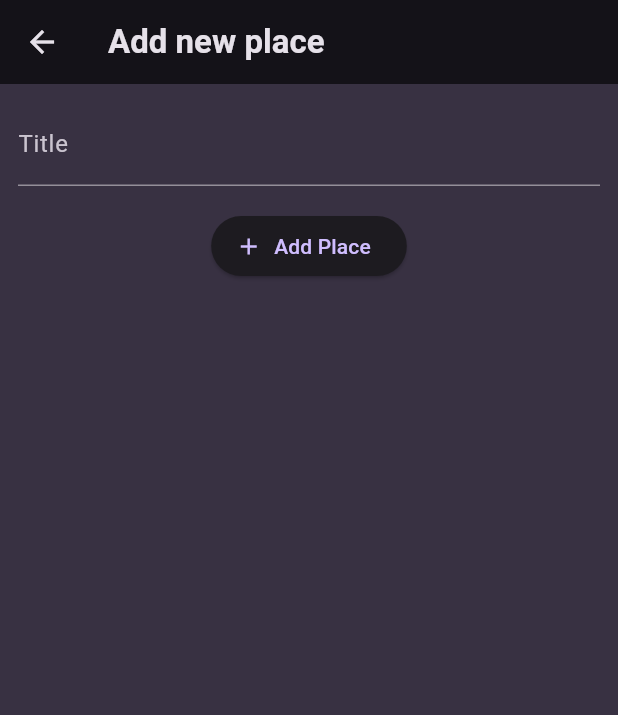
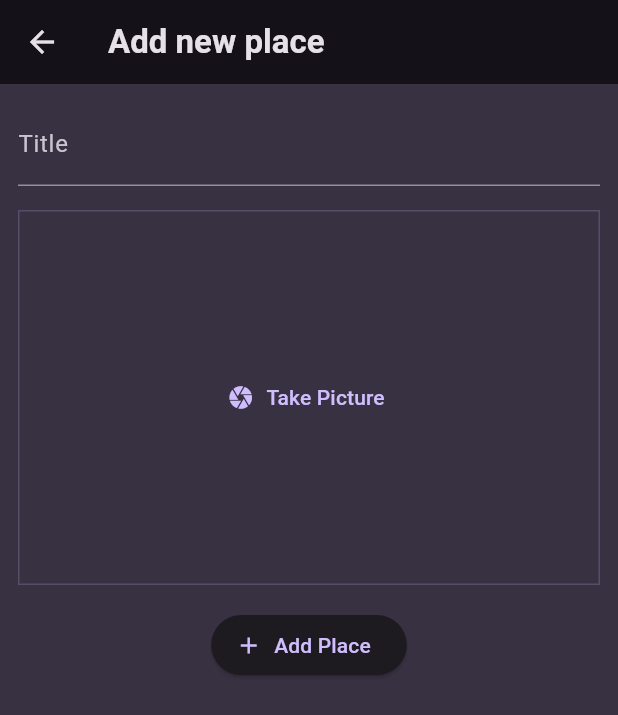
Before and after one commit to AnicetFantomas/FavPlaces, a Flutter app: the NewPlace screen opened directly, on a phone screen of 412 x 824 dp. Shown: the top 715 px of the screen. Run offline on Flutter 3.47's test engine with Material 3 defaults, Android fonts, the phone set to English and light mode, and no system bars; our stand-ins replace flutter_riverpod, google_fonts.

Commit message:
Add image input

```diff
--- a/lib/screens/add_place.dart
+++ b/lib/screens/add_place.dart
@@ -1,4 +1,5 @@
 import 'package:favorite_places/providers/user_places.dart';
+import 'package:favorite_places/widgets/image_input.dart';
 import 'package:flutter/material.dart';
 import 'package:flutter_riverpod/flutter_riverpod.dart';
 
@@ -12,9 +13,9 @@ class NewPlace extends ConsumerStatefulWidget {
 class _NewPlaceState extends ConsumerState<NewPlace> {
   final _titleController = TextEditingController();
 
-  void _savePlace () {
+  void _savePlace() {
     final enteredText = _titleController.text;
-    if (enteredText.isEmpty ) {
+    if (enteredText.isEmpty) {
       return;
     }
 
@@ -40,8 +41,13 @@ class _NewPlaceState extends ConsumerState<NewPlace> {
             TextField(
               decoration: const InputDecoration(labelText: 'Title'),
               controller: _titleController,
-              style: TextStyle(color: Theme.of(context).colorScheme.onBackground),
+              style:
+                  TextStyle(color: Theme.of(context).colorScheme.onBackground),
             ),
+            const SizedBox(
+              height: 16,
+            ),
+            ImageInput(),
             const SizedBox(
               height: 16,
             ),
--- /dev/null
+++ b/lib/widgets/image_input.dart
@@ -0,0 +1,28 @@
+import 'package:flutter/material.dart';
+
+class ImageInput extends StatefulWidget {
+  const ImageInput({super.key});
+
+  @override
+  State<ImageInput> createState() => _ImageInputState();
+}
+
+class _ImageInputState extends State<ImageInput> {
+
+  void _takePicture() {
+
+  }
+
+  @override
+  Widget build(BuildContext context) {
+    return Container(
+      decoration: BoxDecoration(border: Border.all(width: 1, color: Theme.of(context).colorScheme.primary.withOpacity(0.2))),
+      height: 250,
+      width: double.infinity,
+      alignment: Alignment.center,
+      child: TextButton.icon(icon: const Icon(Icons.camera), label: const Text('Take Picture'),onPressed: () {
+
+      }, ),
+    );
+  }
+}
```
